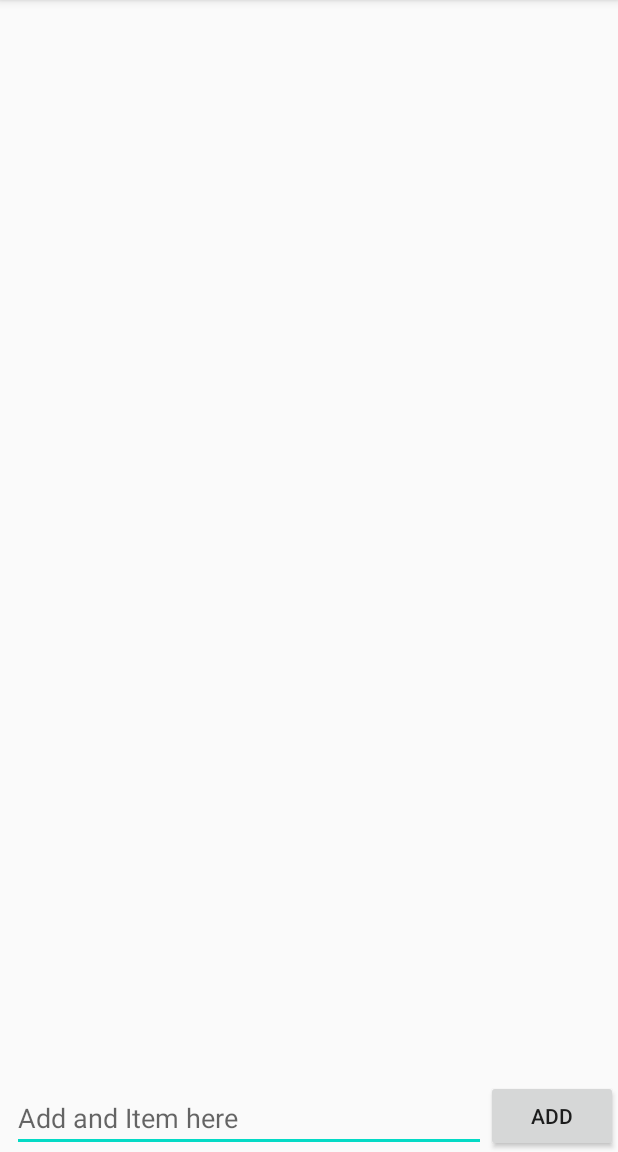
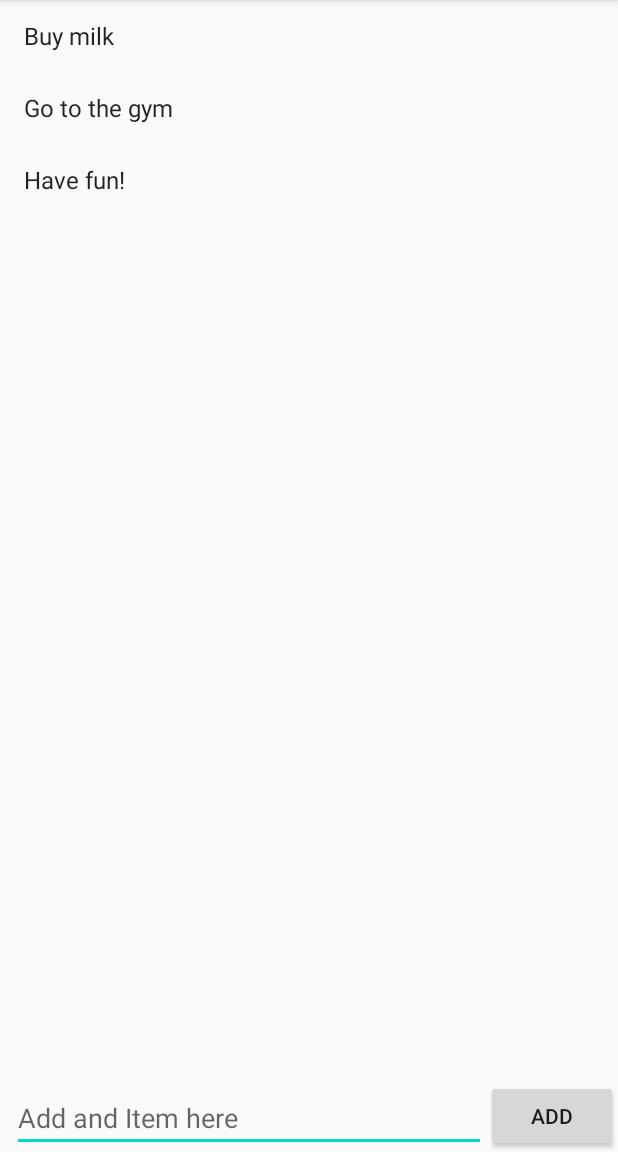
Before and after one commit to Inventrohyder/SimpleToDo_codePathPreWork, an Android app: the screen it shows after launch (MainActivity), on a phone screen of 412 x 824 dp, the part 84-1236 px from its top. Run offline under Robolectric (Android 15) with nearby library versions, the phone set to English and light mode, and no system bars.

Commit message:
✨ feat: render items using a RecyclerView

```diff
--- /dev/null
+++ b/app/src/main/java/com/inventrohyder/simpletodo_codepath/ItemsAdapter.java
@@ -0,0 +1,59 @@
+package com.inventrohyder.simpletodo_codepath;
+
+import android.view.LayoutInflater;
+import android.view.View;
+import android.view.ViewGroup;
+import android.widget.TextView;
+
+import androidx.annotation.NonNull;
+import androidx.recyclerview.widget.RecyclerView;
+
+import java.util.List;
+
+class ItemsAdapter extends RecyclerView.Adapter<ItemsAdapter.ViewHolder> {
+
+    private final List<String> mItems;
+
+    public ItemsAdapter(List<String> items) {
+        mItems = items;
+    }
+
+    @NonNull
+    @Override
+    public ViewHolder onCreateViewHolder(@NonNull ViewGroup parent, int viewType) {
+        // Use layout inflater to inflate a view
+        View todoView = LayoutInflater.from(parent.getContext()).inflate(android.R.layout.simple_list_item_1, parent, false);
+        // wrap it inside a View Holder and return it
+        return new ViewHolder(todoView);
+    }
+
+    @Override
+    public void onBindViewHolder(@NonNull ViewHolder holder, int position) {
+        // Grab the item at the position
+        String item = mItems.get(position);
+        // Bind the item into the specified view holder
+        holder.bind(item);
+    }
+
+    // Tells the recycler view how many items are in the list
+    @Override
+    public int getItemCount() {
+        return mItems.size();
+    }
+
+    // Container to provide easy access to views that represent each row of the list
+    static class ViewHolder extends RecyclerView.ViewHolder {
+
+        TextView tvItem;
+
+        public ViewHolder(@NonNull View itemView) {
+            super(itemView);
+            tvItem = itemView.findViewById(android.R.id.text1);
+        }
+
+        // Update the view inside of the view holder with this data
+        public void bind(String item) {
+            tvItem.setText(item);
+        }
+    }
+}
--- a/app/src/main/java/com/inventrohyder/simpletodo_codepath/MainActivity.java
+++ b/app/src/main/java/com/inventrohyder/simpletodo_codepath/MainActivity.java
@@ -1,14 +1,40 @@
 package com.inventrohyder.simpletodo_codepath;
 
+import android.os.Bundle;
+import android.widget.Button;
+import android.widget.EditText;
+
 import androidx.appcompat.app.AppCompatActivity;
+import androidx.recyclerview.widget.LinearLayoutManager;
+import androidx.recyclerview.widget.RecyclerView;
 
-import android.os.Bundle;
+import java.util.ArrayList;
+import java.util.List;
 
 public class MainActivity extends AppCompatActivity {
+
+    List<String> items;
+
+    Button mBtnAdd;
+    EditText mEtItem;
+    RecyclerView mRvItems;
 
     @Override
     protected void onCreate(Bundle savedInstanceState) {
         super.onCreate(savedInstanceState);
         setContentView(R.layout.activity_main);
+
+        mBtnAdd = findViewById(R.id.btnAdd);
+        mEtItem = findViewById(R.id.etItem);
+        mRvItems = findViewById(R.id.rv_items);
+
+        items = new ArrayList<>();
+        items.add("Buy milk");
+        items.add("Go to the gym");
+        items.add("Have fun!");
+
+        ItemsAdapter itemsAdapter = new ItemsAdapter(items);
+        mRvItems.setAdapter(itemsAdapter);
+        mRvItems.setLayoutManager(new LinearLayoutManager(this));
     }
 }
```
